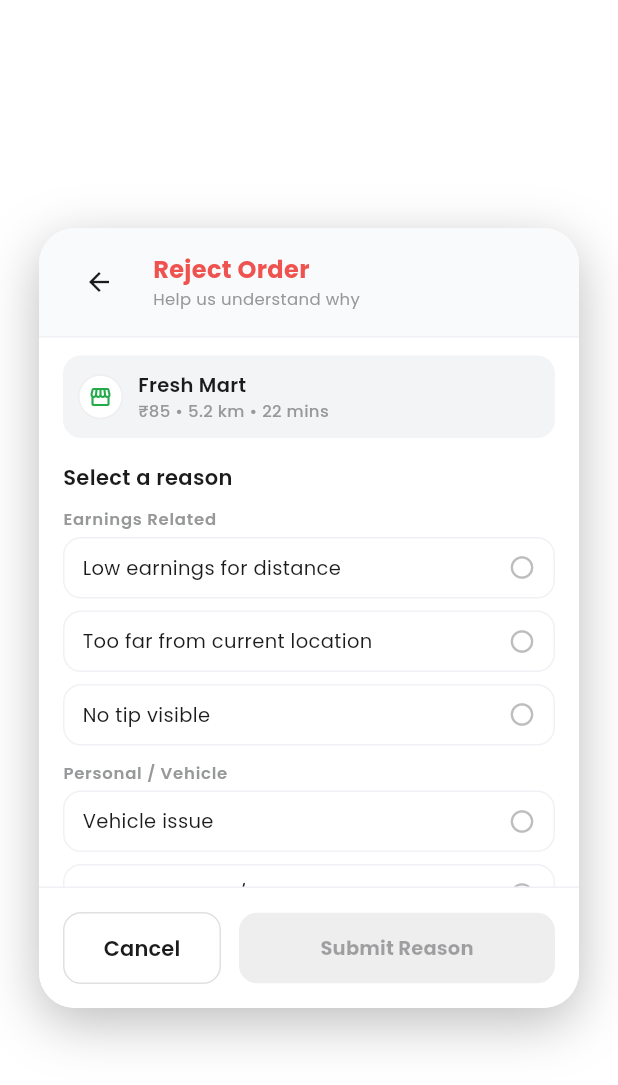
After one commit to SahilParbale/Rider-App, a Flutter app: the RejectOrderScreen screen opened directly, on a phone screen of 412 x 824 dp. The commit adds this screen. Shown: the top 1085 px of the screen. Run offline on Flutter 3.47's test engine with Material 3 defaults, Android fonts, the phone set to English and light mode, and no system bars; our stand-ins replace google_fonts, google_maps_flutter; network calls fail.

Commit message:
Refine Reject Order Popup, navigate to Orders on accept, and switch currency to Rupee

```diff
--- a/lib/main_scaffold.dart
+++ b/lib/main_scaffold.dart
@@ -23,6 +23,12 @@ class _MainScaffoldState extends State<MainScaffold> {
       HomeScreen(onProfileTap: () {
         _pageController.animateToPage(
           3,
+          duration: const Duration(milliseconds: 500),
+          curve: Curves.easeOutQuart,
+        );
+      }, onOrderAccepted: () {
+        _pageController.animateToPage(
+          1, // Tracking Screen / Orders
           duration: const Duration(milliseconds: 500),
           curve: Curves.easeOutQuart,
         );
--- a/lib/notifications_screen.dart
+++ b/lib/notifications_screen.dart
@@ -24,7 +24,7 @@ class NotificationsScreen extends StatelessWidget {
             children: [
               _buildNotificationItem(
                 title: "Payment Received",
-                message: "Your withdrawal of \$250 has been processed successfully",
+                message: "Your withdrawal of ₹250 has been processed successfully",
                 time: "2 hours ago",
                 icon: Icons.attach_money,
                 iconColor: const Color(0xFF2E7D32), // Dark Green
@@ -48,7 +48,7 @@ class NotificationsScreen extends StatelessWidget {
               ),
               _buildNotificationItem(
                 title: "Due Payment Reminder",
-                message: "You have \$189 due to the company. Settle now to avoid penalties",
+                message: "You have ₹189 due to the company. Settle now to avoid penalties",
                 time: "1 day ago",
                 icon: Icons.error_outline,
                 iconColor: const Color(0xFFD32F2F), // Red
@@ -56,7 +56,7 @@ class NotificationsScreen extends StatelessWidget {
               ),
                _buildNotificationItem(
                 title: "Order Completed",
-                message: "Order #01234 delivered successfully. You earned \$15.50",
+                message: "Order #01234 delivered successfully. You earned ₹15.50",
                 time: "1 day ago",
                 icon: Icons.check_box_outlined,
                 iconColor: const Color(0xFF1976D2), // Blue
--- a/lib/profile_screen.dart
+++ b/lib/profile_screen.dart
@@ -159,7 +159,7 @@ class _ProfileScreenState extends State<ProfileScreen> with AutomaticKeepAliveCl
                             children: [
                               _buildStatItem("150", "Deliveries"),
                               _buildVerticalDivider(),
-                              _buildStatItem("\$789", "Ratings"), // Changed label to something else or keep Earnings
+                              _buildStatItem("₹789", "Ratings"), // Changed label to something else or keep Earnings
                               _buildVerticalDivider(),
                               _buildStatItem("4.8", "Rating"), // Changed to Rating for variety or keep Experience
                             ],
--- /dev/null
+++ b/lib/reject_order_screen.dart
@@ -0,0 +1,449 @@
+import 'package:flutter/material.dart';
+import 'package:google_fonts/google_fonts.dart';
+import 'constants.dart';
+
+class RejectOrderScreen extends StatefulWidget {
+  const RejectOrderScreen({super.key});
+
+  @override
+  State<RejectOrderScreen> createState() => _RejectOrderScreenState();
+}
+
+class _RejectOrderScreenState extends State<RejectOrderScreen> {
+  String? _selectedReason;
+  String? _selectedSubReason;
+  bool _pauseRequests = false;
+  bool _isSubmitting = false;
+
+  final List<Map<String, dynamic>> _reasons = [
+    {
+      "category": "Earnings Related",
+      "options": [
+        {"id": "low_earnings", "label": "Low earnings for distance"},
+        {"id": "too_far", "label": "Too far from current location"},
+        {"id": "no_tip", "label": "No tip visible"},
+      ]
+    },
+    {
+      "category": "Personal / Vehicle",
+      "options": [
+        {"id": "vehicle_issue", "label": "Vehicle issue", "hasSubOptions": true, "subOptions": ["Flat tyre", "Engine issue", "Minor breakdown"]},
+        {"id": "personal_break", "label": "Taking a break / End of shift"},
+      ]
+    },
+    {
+      "category": "Operational",
+      "options": [
+        {"id": "traffic", "label": "Traffic issue"},
+        {"id": "pickup_difficult", "label": "Pickup location difficult"},
+        {"id": "safety", "label": "Safety concern", "hasSubOptions": true, "subOptions": ["Area feels unsafe", "Night time issue", "Past bad experience"]},
+      ]
+    },
+  ];
+
+
+  Widget build(BuildContext context) {
+    return Scaffold(
+      backgroundColor: Colors.transparent,
+      body: Center(
+        child: Padding(
+          padding: const EdgeInsets.symmetric(horizontal: 16.0),
+          child: Container(
+            width: double.infinity,
+            constraints: const BoxConstraints(maxWidth: 360, maxHeight: 520), // Match OrderRequestScreen height approx
+            decoration: BoxDecoration(
+              color: Colors.white,
+              borderRadius: BorderRadius.circular(24),
+              boxShadow: const [
+                BoxShadow(
+                  color: Colors.black26,
+                  blurRadius: 30,
+                  offset: Offset(0, 10),
+                ),
+              ],
+            ),
+            child: ClipRRect(
+              borderRadius: BorderRadius.circular(24),
+              child: Column(
+                mainAxisSize: MainAxisSize.min,
+                children: [
+                   // 1. Header
+                  _buildHeader(),
+                  const Divider(height: 1, color: AppColors.stroke),
+
+                  Flexible(
+                    child: SingleChildScrollView(
+                      padding: const EdgeInsets.symmetric(horizontal: 16, vertical: 12), // Reduced vertical padding
+                      child: Column(
+                        crossAxisAlignment: CrossAxisAlignment.stretch,
+                        mainAxisSize: MainAxisSize.min,
+                        children: [
+                          // 2. Order Summary Card
+                          _buildOrderSummaryCard(),
+                          const SizedBox(height: 16), // Reduced
+
+                          // 3. Select Reason
+                          Text(
+                            "Select a reason",
+                            style: GoogleFonts.poppins(
+                              fontSize: 14,
+                              fontWeight: FontWeight.w600,
+                              color: AppColors.primaryText,
+                            ),
+                          ),
+                          const SizedBox(height: 8), // Reduced
+                          ..._buildReasonList(),
+
+                          const SizedBox(height: 12), // Reduced
+
+                          // 5. Optional Toggle
+                          _buildPauseToggle(),
+                        ],
+                      ),
+                    ),
+                  ),
+
+                  const Divider(height: 1, color: AppColors.stroke),
+
+                  // 6. Submit Button Section
+                  _buildBottomBar(),
+                ],
+              ),
+            ),
+          ),
+        ),
+      ),
+    );
+  }
+
+  Widget _buildHeader() {
+    return Container(
+      padding: const EdgeInsets.symmetric(horizontal: 16, vertical: 12),
+      color: const Color(0xFFF9FAFB),
+      child: Row(
+        children: [
+          IconButton(
+            onPressed: () => Navigator.pop(context),
+            icon: const Icon(Icons.arrow_back, color: AppColors.primaryText, size: 20),
+            padding: EdgeInsets.zero,
+            constraints: const BoxConstraints(),
+            splashRadius: 20,
+          ),
+          const SizedBox(width: 12),
+          Expanded(
+            child: Column(
+              crossAxisAlignment: CrossAxisAlignment.start,
+              children: [
+                Text(
+                  "Reject Order",
+                  style: GoogleFonts.poppins(
+                    fontSize: 16,
+                    fontWeight: FontWeight.w700,
+                    color: AppColors.error, // Red for Title
+                  ),
+                ),
+                Text(
+                  "Help us understand why",
+                  style: GoogleFonts.poppins(
+                    fontSize: 11,
+                    color: AppColors.secondaryText,
+                  ),
+                ),
+              ],
+            ),
+          ),
+        ],
+      ),
+    );
+  }
+
+  Widget _buildOrderSummaryCard() {
+    return Container(
+      padding: const EdgeInsets.all(10),
+      decoration: BoxDecoration(
+        color: const Color(0xFFF3F4F6),
+        borderRadius: BorderRadius.circular(12),
+      ),
+      child: Row(
+        children: [
+          Container(
+            padding: const EdgeInsets.all(6),
+            decoration: BoxDecoration(
+              color: Colors.white,
+              shape: BoxShape.circle,
+              border: Border.all(color: Colors.grey.shade200),
+            ),
+            child: const Icon(Icons.storefront, size: 16, color: AppColors.primaryGreen),
+          ),
+          const SizedBox(width: 10),
+          Expanded(
+            child: Column(
+              crossAxisAlignment: CrossAxisAlignment.start,
+              children: [
+                Text(
+                  "Fresh Mart",
+                  style: GoogleFonts.poppins(
+                    fontWeight: FontWeight.w600,
+                    fontSize: 13,
+                    color: AppColors.primaryText,
+                  ),
+                ),
+                Text(
+                  "₹85 • 5.2 km • 22 mins",
+                  style: GoogleFonts.poppins(
+                    fontSize: 11,
+                    color: AppColors.secondaryText,
+                    fontWeight: FontWeight.w500,
+                  ),
+                ),
+              ],
+            ),
+          ),
+        ],
+      ),
+    );
+  }
+
+  List<Widget> _buildReasonList() {
+    List<Widget> widgets = [];
+
+    for (var group in _reasons) {
+      widgets.add(
+        Padding(
+          padding: const EdgeInsets.only(bottom: 4, top: 2), // Reduced
+          child: Text(
+            group['category'],
+            style: GoogleFonts.poppins(
+              fontSize: 11,
+              fontWeight: FontWeight.w600,
+              color: AppColors.secondaryText,
+              letterSpacing: 0.5,
+            ),
+          ),
+        ),
+      );
+
+      for (var option in (group['options'] as List)) {
+        bool isSelected = _selectedReason == option['label'];
+        bool hasSubOptions = option['hasSubOptions'] == true;
+
+        widgets.add(
+          Padding(
+            padding: const EdgeInsets.only(bottom: 8),
+            child: Column(
+              children: [
+                InkWell(
+                  onTap: () {
+                    setState(() {
+                      _selectedReason = option['label'];
+                      _selectedSubReason = null;
+                    });
+                  },
+                  borderRadius: BorderRadius.circular(12),
+                  child: Container(
+                    padding: const EdgeInsets.symmetric(horizontal: 12, vertical: 10), // Reduced vertical padding
+                    decoration: BoxDecoration(
+                      color: isSelected ? AppColors.errorLight : Colors.white, // Red light bg
+                      borderRadius: BorderRadius.circular(12),
+                      border: Border.all(
+                        color: isSelected ? AppColors.error : AppColors.stroke, // Red border
+                        width: isSelected ? 1.5 : 1,
+                      ),
+                    ),
+                    child: Row(
+                      children: [
+                        Expanded(
+                          child: Text(
+                            option['label'],
+                            style: GoogleFonts.poppins(
+                              fontSize: 13,
+                              fontWeight: isSelected ? FontWeight.w600 : FontWeight.w400,
+                              color: isSelected ? AppColors.error : AppColors.primaryText, // Red text
+                            ),
+                          ),
+                        ),
+                         if (isSelected)
+                           const Icon(Icons.check_circle, size: 18, color: AppColors.error) // Red icon
+                         else
+                           Icon(Icons.radio_button_unchecked, size: 18, color: Colors.grey.shade400),
+                      ],
+                    ),
+                  ),
+                ),
+
+                // Sub-options Logic
+                if (isSelected && hasSubOptions)
+                  Padding(
+                    padding: const EdgeInsets.only(top: 6, left: 12, right: 12),
+                    child: Column(
+                      crossAxisAlignment: CrossAxisAlignment.start,
+                      children: (option['subOptions'] as List<String>).map((subOption) {
+                        bool isSubSelected = _selectedSubReason == subOption;
+                        return InkWell(
+                          onTap: () {
+                            setState(() {
+                              _selectedSubReason = subOption;
+                            });
+                          },
+                          child: Container(
+                            margin: const EdgeInsets.only(bottom: 6),
+                            padding: const EdgeInsets.symmetric(horizontal: 10, vertical: 8),
+                            decoration: BoxDecoration(
+                              color: isSubSelected ? AppColors.errorLight.withOpacity(0.5) : AppColors.background,
+                              borderRadius: BorderRadius.circular(8),
+                              border: Border.all(
+                                color: isSubSelected ? AppColors.error.withOpacity(0.5) : Colors.transparent,
+                              ),
+                            ),
+                            child: Row(
+                              children: [
+                                Icon(
+                                  isSubSelected ? Icons.radio_button_checked : Icons.radio_button_unchecked,
+                                  size: 14,
+                                  color: isSubSelected ? AppColors.error : AppColors.secondaryText, // Red icon
+                                ),
+                                const SizedBox(width: 8),
+                                Text(
+                                  subOption,
+                                  style: GoogleFonts.poppins(
+                                    fontSize: 12,
+                                    color: isSubSelected ? AppColors.primaryText : AppColors.secondaryText,
+                                  ),
+                                ),
+                              ],
+                            ),
+                          ),
+                        );
+                      }).toList(),
+                    ),
+                  ),
+              ],
+            ),
+          ),
+        );
+      }
+    }
+    return widgets;
+  }
+
+  Widget _buildPauseToggle() {
+    return GestureDetector(
+      onTap: () {
+        setState(() {
+          _pauseRequests = !_pauseRequests;
+        });
+      },
+      child: Container(
+        padding: const EdgeInsets.symmetric(horizontal: 12, vertical: 8),
+         decoration: BoxDecoration(
+          color: Colors.white,
+          borderRadius: BorderRadius.circular(12),
+          border: Border.all(color: AppColors.stroke),
+        ),
+        child: Row(
+          children: [
+            SizedBox(
+              height: 20,
+              width: 20,
+              child: Checkbox(
+                value: _pauseRequests,
+                onChanged: (val) {
+                  setState(() {
+                    _pauseRequests = val ?? false;
+                  });
+                },
+                activeColor: AppColors.error, // Red checkbox
+                shape: RoundedRectangleBorder(borderRadius: BorderRadius.circular(4)),
+                side: BorderSide(color: AppColors.secondaryText, width: 1.5),
+              ),
+            ),
+            const SizedBox(width: 8),
+            Expanded(
+              child: Text(
+                "Pause new orders (15m)",
+                style: GoogleFonts.poppins(
+                  fontSize: 12,
+                  color: AppColors.primaryText,
+                  fontWeight: FontWeight.w500,
+                ),
+              ),
+            ),
+          ],
+        ),
+      ),
+    );
+  }
+
+  Widget _buildBottomBar() {
+    bool isEnabled = _selectedReason != null;
+
+    return Container(
+      padding: const EdgeInsets.all(16),
+      color: Colors.white,
+      child: Row(
+        children: [
+          Expanded(
+            child: OutlinedButton(
+              onPressed: () => Navigator.pop(context),
+              style: OutlinedButton.styleFrom(
+                padding: const EdgeInsets.symmetric(vertical: 14),
+                side: BorderSide(color: Colors.grey.shade300),
+                shape: RoundedRectangleBorder(borderRadius: BorderRadius.circular(12)),
+              ),
+              child: Text(
+                "Cancel",
+                style: GoogleFonts.poppins(
+                  color: AppColors.primaryText,
+                  fontWeight: FontWeight.w600,
+                ),
+              ),
+            ),
+          ),
+          const SizedBox(width: 12),
+          Expanded(
+            flex: 2,
+            child: ElevatedButton(
+              onPressed: (isEnabled && !_isSubmitting) ? _submitRejection : null,
+              style: ElevatedButton.styleFrom(
+                backgroundColor: AppColors.error, // Red button
+                disabledBackgroundColor: Colors.grey.shade200,
+                foregroundColor: Colors.white,
+                padding: const EdgeInsets.symmetric(vertical: 14),
+                shape: RoundedRectangleBorder(borderRadius: BorderRadius.circular(12)),
+                elevation: isEnabled ? 2 : 0,
+              ),
+              child: _isSubmitting
+                  ? const SizedBox(
+                      height: 18,
+                      width: 18,
+                      child: CircularProgressIndicator(color: Colors.white, strokeWidth: 2),
+                    )
+                  : Text(
+                      "Submit Reason",
+                      style: GoogleFonts.poppins(
+                        fontWeight: FontWeight.bold,
+                        fontSize: 13,
+                      ),
+                    ),
+            ),
+          ),
+        ],
+      ),
+    );
+  }
+
+  void _submitRejection() async {
+    setState(() {
+      _isSubmitting = true;
+    });
+
+    // Simulate network delay
+    await Future.delayed(const Duration(seconds: 1));
+
+    if (mounted) {
+      // Logic: Order Rejected.
+      // Navigator.pop(context) returns to home since we used pushReplacement.
+      Navigator.pop(context);
+    }
+  }
+}
```
Also changed, not shown: lib/add_money_screen.dart (+7 -7 lines), lib/completed_orders_screen.dart (+7 -7 lines), lib/home_screen.dart (+7 -4 lines), lib/order_request_screen.dart (+18 -4 lines), lib/settle_payment_screen.dart (+6 -6 lines), lib/wallet_screen.dart (+11 -11 lines), lib/withdraw_screen.dart (+6 -6 lines).
